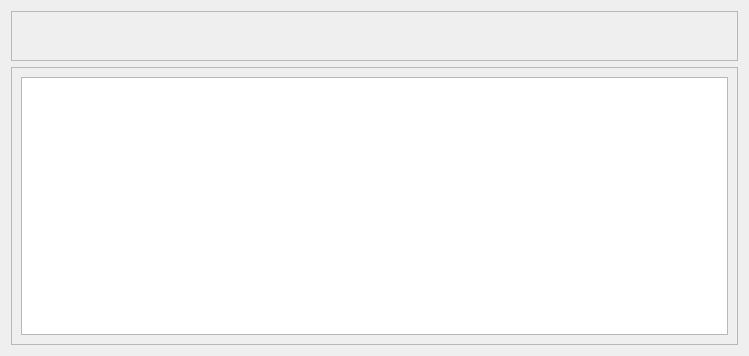
Above: ui/journal.ui from drunia/net_watchdog before the change. Below: the same form after it.
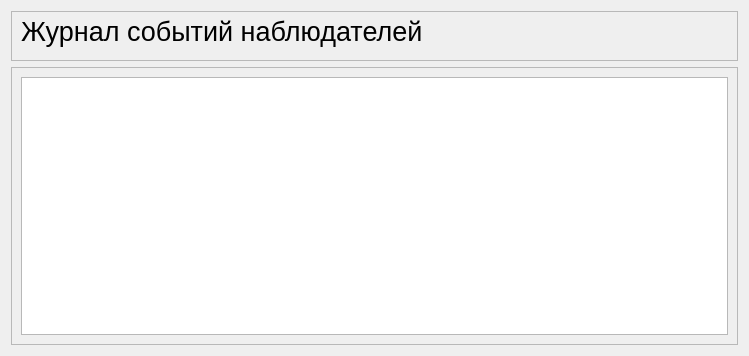
That is the form after the change.

Diff of the .ui file:
```diff
--- a/ui/journal.ui
+++ b/ui/journal.ui
@@ -43,6 +43,33 @@
      <property name="frameShadow">
       <enum>QFrame::Raised</enum>
      </property>
+     <widget class="QLabel" name="label">
+      <property name="geometry">
+       <rect>
+        <x>10</x>
+        <y>0</y>
+        <width>521</width>
+        <height>41</height>
+       </rect>
+      </property>
+      <property name="sizePolicy">
+       <sizepolicy hsizetype="Maximum" vsizetype="Maximum">
+        <horstretch>0</horstretch>
+        <verstretch>0</verstretch>
+       </sizepolicy>
+      </property>
+      <property name="font">
+       <font>
+        <pointsize>20</pointsize>
+       </font>
+      </property>
+      <property name="text">
+       <string>Журнал событий наблюдателей</string>
+      </property>
+      <property name="alignment">
+       <set>Qt::AlignLeading|Qt::AlignLeft|Qt::AlignVCenter</set>
+      </property>
+     </widget>
     </widget>
    </item>
    <item>
```
